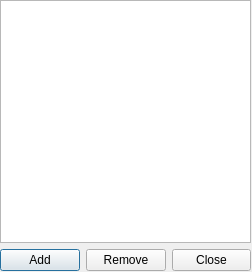
Above: ui/ignore.ui from gitter-badger/simplechatclient before the change. Below: the same form after it.
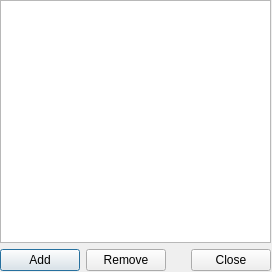
That is the form after the change. Icons and pictures are not drawn.

```diff
--- a/ui/ignore.ui
+++ b/ui/ignore.ui
@@ -6,19 +6,19 @@
    <rect>
     <x>0</x>
     <y>0</y>
-    <width>252</width>
+    <width>272</width>
     <height>272</height>
    </rect>
   </property>
   <property name="minimumSize">
    <size>
-    <width>252</width>
+    <width>272</width>
     <height>272</height>
    </size>
   </property>
   <property name="maximumSize">
    <size>
-    <width>252</width>
+    <width>272</width>
     <height>272</height>
    </size>
   </property>
@@ -34,7 +34,7 @@
     <rect>
      <x>0</x>
      <y>0</y>
-     <width>251</width>
+     <width>271</width>
      <height>271</height>
     </rect>
    </property>
```
Left out of the diff: 6 changed lines with no effect on the pictures.
